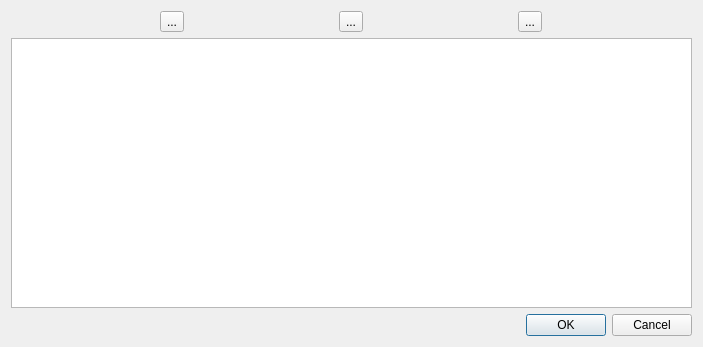
Old version of the form mpl/dialogmainwindow.ui in the repository arcirk/ws_solution.
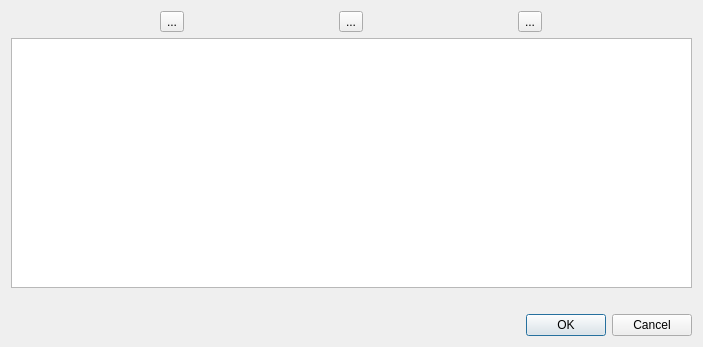
New version of the form. Icons and pictures are not drawn.

```diff
--- a/mpl/dialogmainwindow.ui
+++ b/mpl/dialogmainwindow.ui
@@ -14,7 +14,7 @@
    <string>Dialog</string>
   </property>
   <layout class="QGridLayout" name="gridLayout">
-   <item row="0" column="0">
+   <item row="0" column="1">
     <layout class="QVBoxLayout" name="verticalLayout">
      <item>
       <layout class="QHBoxLayout" name="horizontalLayout">
@@ -67,7 +67,7 @@
      </item>
     </layout>
    </item>
-   <item row="1" column="0">
+   <item row="2" column="1">
     <widget class="QDialogButtonBox" name="buttonBox">
      <property name="orientation">
       <enum>Qt::Horizontal</enum>
@@ -77,6 +77,13 @@
      </property>
     </widget>
    </item>
+   <item row="1" column="1">
+    <widget class="QLabel" name="lblStatus">
+     <property name="text">
+      <string/>
+     </property>
+    </widget>
+   </item>
   </layout>
  </widget>
  <resources>
```
